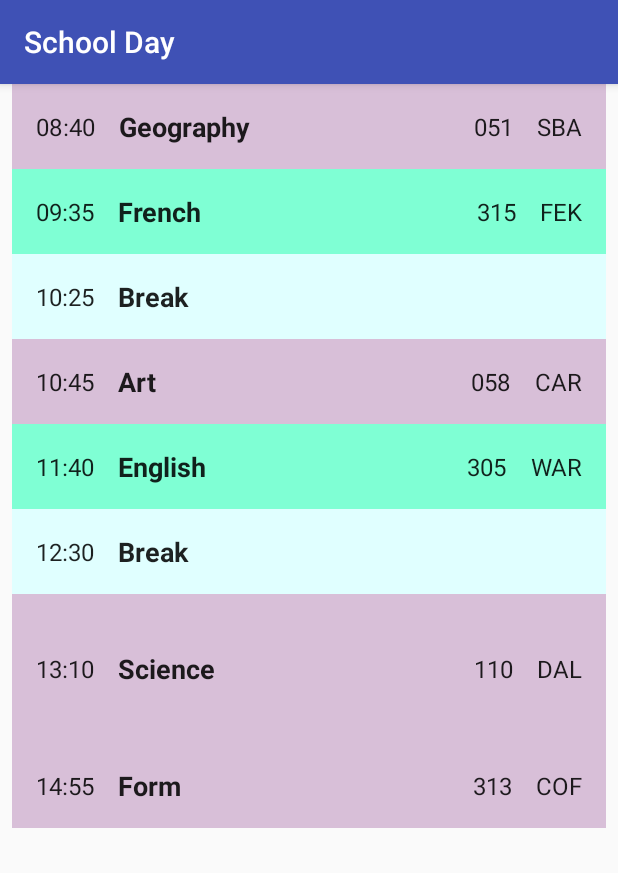
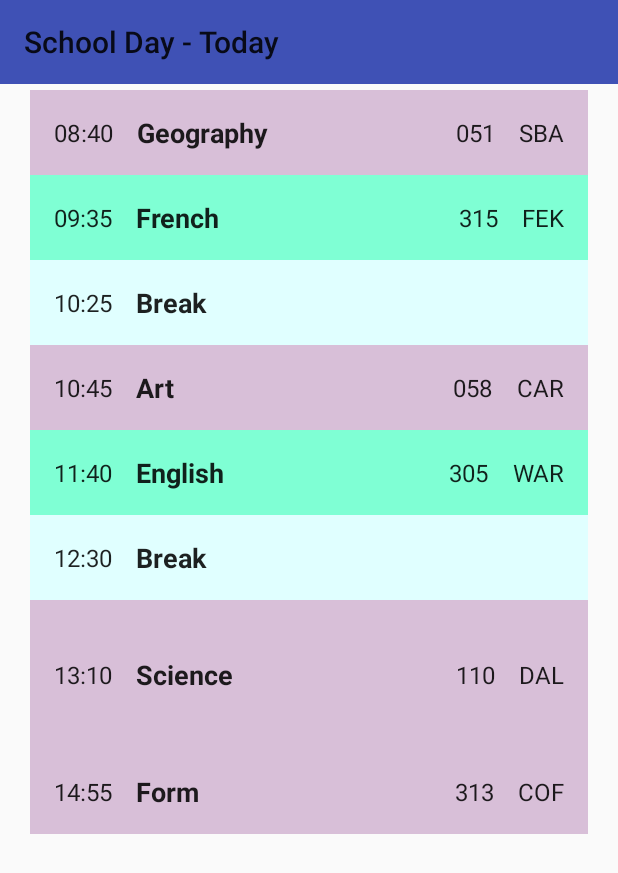
Before and after one commit to iglennrogers/SchoolDay, an Android app: the screen it shows after launch (MainActivity), on a phone screen of 412 x 824 dp. Shown: the top 873 px of the screen. Run offline under Robolectric (Android 15) with nearby library versions, the phone set to English and light mode, and no system bars; 1 statement that could not run was skipped.

```diff
--- a/app/src/main/java/uk/org/chinkara/schoolday/LessonFragment.java
+++ b/app/src/main/java/uk/org/chinkara/schoolday/LessonFragment.java
@@ -3,7 +3,6 @@ package uk.org.chinkara.schoolday;
 import android.content.Context;
 import android.os.Bundle;
 import android.support.v4.app.Fragment;
-import android.support.v7.widget.GridLayoutManager;
 import android.support.v7.widget.LinearLayoutManager;
 import android.support.v7.widget.RecyclerView;
 import android.util.Log;
@@ -12,7 +11,8 @@ import android.view.View;
 import android.view.ViewGroup;
 
 import java.util.Calendar;
-import java.util.TimeZone;
+import java.util.Timer;
+import java.util.TimerTask;
 
 import uk.org.chinkara.schoolday.model.SchoolCalendar;
 import uk.org.chinkara.schoolday.model.TimetableItem;
@@ -26,9 +26,7 @@ import uk.org.chinkara.schoolday.model.TimetableItem;
  */
 public class LessonFragment extends Fragment {
 
-    private static final String ARG_COLUMN_COUNT = "column-count";
-    private int mColumnCount = 1;
-    private OnListFragmentInteractionListener mListener;
+    private static final String ARG_DATE_OFFSET = "date-offset";
 
     /**
      * Mandatory empty constructor for the fragment manager to instantiate the
@@ -37,11 +35,11 @@ public class LessonFragment extends Fragment {
     public LessonFragment() {
     }
 
-    @SuppressWarnings("unused")
-    public static LessonFragment newInstance(int columnCount) {
+    public static LessonFragment newInstance(int date_offset) {
+
         LessonFragment fragment = new LessonFragment();
         Bundle args = new Bundle();
-        args.putInt(ARG_COLUMN_COUNT, columnCount);
+        args.putInt(ARG_DATE_OFFSET, date_offset);
         fragment.setArguments(args);
         return fragment;
     }
@@ -52,7 +50,8 @@ public class LessonFragment extends Fragment {
 
         Log.d("Frag", "Enter onCreate");
         if (getArguments() != null) {
-            mColumnCount = getArguments().getInt(ARG_COLUMN_COUNT);
+
+            _dateOffset = getArguments().getInt(ARG_DATE_OFFSET);
         }
         Log.d("Frag", "Exit onCreate");
     }
@@ -64,19 +63,16 @@ public class LessonFragment extends Fragment {
         View view = inflater.inflate(R.layout.fragment_lesson_list, container, false);
 
         // Set the adapter
-        if (view instanceof RecyclerView) {
-            Context context = view.getContext();
-            _recyclerView = (RecyclerView) view;
-            if (mColumnCount <= 1) {
-                _recyclerView.setLayoutManager(new LinearLayoutManager(context));
-            } else {
-                _recyclerView.setLayoutManager(new GridLayoutManager(context, mColumnCount));
-            }
+        _recyclerView = view.findViewById(R.id.list);
+        Context context = view.getContext();
+        _recyclerView.setLayoutManager(new LinearLayoutManager(context));
 
-            _displayed_date = Calendar.getInstance(_calendar.timezone());
-            _recyclerView.setAdapter(new MyLessonRecyclerViewAdapter(_calendar.createTimetable(_displayed_date), mListener));
-            refreshDisplay();
-        }
+        Calendar displayedDate = Calendar.getInstance(_calendar.timezone());
+        displayedDate.add(Calendar.DAY_OF_YEAR, _dateOffset);
+
+        _recyclerView.setAdapter(new MyLessonRecyclerViewAdapter(_calendar.createTimetable(displayedDate), mListener));
+        refreshDisplay();
+
         Log.d("Frag", "Exit onCreateView");
         return view;
     }
@@ -105,14 +101,60 @@ public class LessonFragment extends Fragment {
         Log.d("Frag", "Exit onDetach");
     }
 
-    public void refreshDisplay() {
+    @Override
+    public void onStart() {
+
+        super.onStart();
+        Log.d("Frag", "Enter onStart");
+        Calendar cal = Calendar.getInstance();
+        _timer = new Timer();
+        _timer.schedule(new RefreshLessonTask(), (60 - cal.get(Calendar.SECOND))*1000, 60*1000);
+        Log.d("Frag", "Exit onStart");
+    }
+
+    @Override
+    public void onStop() {
+
+        super.onStop();
+        Log.d("Frag", "Enter onStop");
+        if (_timer != null) {
+
+            _timer.cancel();
+            _timer = null;
+        }
+        Log.d("Frag", "Exit onStop");
+    }
+
+    private class RefreshLessonTask extends TimerTask {
+
+        RefreshLessonTask() {
+
+        }
+
+        @Override
+        public void run() {
+
+            getActivity().runOnUiThread(new Runnable() {
+
+                @Override
+                public void run() {
+
+                    refreshDisplay();
+                }
+            });
+        }
+    }
+
+    private void refreshDisplay() {
 
         _recyclerView.getAdapter().notifyDataSetChanged();
     }
 
-    Calendar _displayed_date;
-    SchoolCalendar _calendar;
-    RecyclerView _recyclerView;
+    private int _dateOffset;
+    private SchoolCalendar _calendar;
+    private RecyclerView _recyclerView;
+    private Timer _timer;
+    private OnListFragmentInteractionListener mListener;
 
     /**
      * This interface must be implemented by activities that contain this
--- a/app/src/main/java/uk/org/chinkara/schoolday/MainActivity.java
+++ b/app/src/main/java/uk/org/chinkara/schoolday/MainActivity.java
@@ -1,14 +1,20 @@
 package uk.org.chinkara.schoolday;
 
-import android.content.Context;
 import android.os.Bundle;
+import android.support.v4.app.Fragment;
+import android.support.v4.app.FragmentManager;
+import android.support.v4.app.FragmentPagerAdapter;
+import android.support.v4.view.ViewPager;
+import android.support.v7.app.ActionBar;
 import android.support.v7.app.AppCompatActivity;
+import android.support.v7.widget.Toolbar;
 import android.util.Log;
+import android.view.MenuItem;
 
 import java.util.Calendar;
-import java.util.Timer;
-import java.util.TimerTask;
+import java.util.TimeZone;
 
+import uk.org.chinkara.schoolday.model.SchoolCalendar;
 import uk.org.chinkara.schoolday.model.TimetableItem;
 
 
@@ -21,62 +27,106 @@ public class MainActivity extends AppCompatActivity implements LessonFragment.On
         setContentView(R.layout.activity_main);
 
         Log.d("Act", "Enter onCreate");
-        _context = this;
 
+        Toolbar myToolbar = (Toolbar) findViewById(R.id.my_toolbar);
+        setSupportActionBar(myToolbar);
+
+        DayListAdapter dayAdapter = new DayListAdapter(getSupportFragmentManager());
+        _pager = (ViewPager)findViewById(R.id.pager);
+        _pager.setAdapter(dayAdapter);
+        _pager.setOffscreenPageLimit(NUM_DAYS);
+        _pager.addOnPageChangeListener(new ViewPager.OnPageChangeListener() {
+
+            @Override
+            public void onPageSelected(int position) {
+
+                changePage(position);
+            }
+
+            @Override
+            public void onPageScrolled(int position, float positionOffset, int positionOffsetPixels) {
+            }
+
+            @Override
+            public void onPageScrollStateChanged(int state) {
+            }
+        });
+
+        changePage(0);
         Log.d("Act", "Exit onCreate");
     }
 
     @Override
-    public void onListFragmentInteraction(TimetableItem item) {
+    public void onBackPressed() {
 
+        Log.d("Act", "onBackPressed");
+        if (_pager.getCurrentItem() > 0) {
+
+            _pager.setCurrentItem(0);
+        }
+        else {
+
+            super.onBackPressed();
+        }
     }
 
     @Override
-    public void onStart() {
+    public boolean onOptionsItemSelected(MenuItem item) {
 
-        super.onStart();
-        Log.d("Act", "Enter onStart");
-        _lesson_frag = (LessonFragment)getSupportFragmentManager().findFragmentById(R.id.fragLesson);
-        Calendar cal = Calendar.getInstance();
-        _timer = new Timer();
-        _timer.schedule(new RefreshLessonTask(), (60 - cal.get(Calendar.SECOND))*1000, 60*1000);
-        Log.d("Act", "Exit onStart");
+        if (item.getItemId() == android.R.id.home) {
+
+            _pager.setCurrentItem(0);
+            return true;
+        }
+        return super.onOptionsItemSelected(item);
     }
 
     @Override
-    public void onStop() {
-
-        super.onStop();
-        Log.d("Act", "Enter onStop");
-        if (_timer != null) {
-
-            _timer.cancel();
-            _timer = null;
-        }
-        Log.d("Act", "Exit onStop");
+    public void onListFragmentInteraction(TimetableItem item) {
     }
 
-    private class RefreshLessonTask extends TimerTask {
+    private void changePage(int position) {
 
-        RefreshLessonTask() {
+        ActionBar actionBar = getSupportActionBar();
+        if (actionBar != null) {
 
+            if (position == 0) {
+
+                String title = String.format("%s - %s", getString(R.string.app_name),
+                        getString(R.string.today));
+                actionBar.setTitle(title);
+            }
+            else {
+
+                Calendar displayedDate = Calendar.getInstance(TimeZone.getDefault());
+                displayedDate.add(Calendar.DAY_OF_YEAR, position);
+                actionBar.setTitle(SchoolCalendar.day_format.format(displayedDate.getTime()));
+            }
+            actionBar.setHomeButtonEnabled(position != 0);
+            actionBar.setDisplayHomeAsUpEnabled(position != 0);
+        }
+    }
+
+    private static class DayListAdapter extends FragmentPagerAdapter {
+
+        DayListAdapter(FragmentManager fm) {
+            super(fm);
         }
 
         @Override
-        public void run() {
+        public int getCount() {
 
-            runOnUiThread(new Runnable() {
+            return NUM_DAYS;
+        }
 
-                @Override
-                public void run() {
+        @Override
+        public Fragment getItem(int position) {
 
-                    _lesson_frag.refreshDisplay();
-                }
-            });
+            return LessonFragment.newInstance(position);
         }
     }
 
-    private Context _context;
-    private LessonFragment _lesson_frag;
-    private Timer _timer;
+    static final int NUM_DAYS = 7;
+
+    private ViewPager _pager;
 }
--- a/app/src/main/java/uk/org/chinkara/schoolday/MyLessonRecyclerViewAdapter.java
+++ b/app/src/main/java/uk/org/chinkara/schoolday/MyLessonRecyclerViewAdapter.java
@@ -73,11 +73,9 @@ class MyLessonRecyclerViewAdapter extends RecyclerView.Adapter<MyLessonRecyclerV
         holder.mView.setOnClickListener(new View.OnClickListener() {
             @Override
             public void onClick(View v) {
-                if (null != mListener) {
-                    // Notify the active callbacks interface (the activity, if the
-                    // fragment is attached to one) that an item has been selected.
-                    mListener.onListFragmentInteraction(holder.mItem);
-                }
+                // Notify the active callbacks interface (the activity, if the
+                // fragment is attached to one) that an item has been selected.
+                mListener.onListFragmentInteraction(holder.mItem);
             }
         });
     }
--- a/app/src/main/java/uk/org/chinkara/schoolday/model/SchoolCalendar.java
+++ b/app/src/main/java/uk/org/chinkara/schoolday/model/SchoolCalendar.java
@@ -29,6 +29,7 @@ import uk.org.chinkara.schoolday.model.structure.TermStructure;
 public class SchoolCalendar {
 
     public static final SimpleDateFormat date_format = new SimpleDateFormat("dd/MM/yyyy", Locale.UK);
+    public static final SimpleDateFormat day_format = new SimpleDateFormat("EEEE", Locale.UK);
     public static final SimpleDateFormat time_format = new SimpleDateFormat("HH:mm", Locale.UK);
 
     public SchoolCalendar(Context context)
--- a/app/src/main/res/layout/activity_main.xml
+++ b/app/src/main/res/layout/activity_main.xml
@@ -1,25 +1,22 @@
-<?xml version="1.0" encoding="utf-8"?>
-<android.support.constraint.ConstraintLayout xmlns:android="http://schemas.android.com/apk/res/android"
-    xmlns:app="http://schemas.android.com/apk/res-auto"
+<LinearLayout xmlns:android="http://schemas.android.com/apk/res/android"
     xmlns:tools="http://schemas.android.com/tools"
     android:layout_width="match_parent"
     android:layout_height="match_parent"
-    tools:context="uk.org.chinkara.schoolday.MainActivity">
+    android:gravity="center_horizontal"
+    android:orientation="vertical">
 
-    <fragment
-        android:id="@+id/fragLesson"
-        android:name="uk.org.chinkara.schoolday.LessonFragment"
-        android:layout_width="0dp"
-        android:layout_height="wrap_content"
-        android:layout_marginEnd="8dp"
-        android:layout_marginLeft="8dp"
-        android:layout_marginRight="8dp"
-        android:layout_marginStart="8dp"
-        app:layout_constraintHorizontal_bias="0.0"
-        app:layout_constraintLeft_toLeftOf="parent"
-        app:layout_constraintRight_toRightOf="parent"
-        tools:layout="@layout/fragment_lesson_list"
-        tools:layout_editor_absoluteY="8dp"
-        tools:layout_height="match_parent"
-        tools:layout_width="match_parent" />
-</android.support.constraint.ConstraintLayout>
+    <android.support.v7.widget.Toolbar
+        android:id="@+id/my_toolbar"
+        android:layout_width="match_parent"
+        android:layout_height="?attr/actionBarSize"
+        android:background="?attr/colorPrimary"
+        android:theme="@style/ThemeOverlay.AppCompat.ActionBar" />
+
+    <android.support.v4.view.ViewPager
+        android:id="@+id/pager"
+        android:layout_width="match_parent"
+        android:layout_height="0px"
+        android:layout_weight="1"
+        android:padding="4dip"></android.support.v4.view.ViewPager>
+
+</LinearLayout>
--- a/app/src/main/res/layout/fragment_lesson_list.xml
+++ b/app/src/main/res/layout/fragment_lesson_list.xml
@@ -1,7 +1,13 @@
 <?xml version="1.0" encoding="utf-8"?>
-<android.support.v7.widget.RecyclerView xmlns:android="http://schemas.android.com/apk/res/android"
+<LinearLayout
+    xmlns:android="http://schemas.android.com/apk/res/android"
     xmlns:app="http://schemas.android.com/apk/res-auto"
     xmlns:tools="http://schemas.android.com/tools"
+    android:layout_width="match_parent"
+    android:layout_height="match_parent"
+    android:orientation="vertical">
+
+    <android.support.v7.widget.RecyclerView
         android:id="@+id/list"
         android:name="uk.org.chinkara.schoolday.LessonFragment"
         android:layout_width="match_parent"
@@ -11,4 +17,8 @@
         android:scrollbars="vertical"
         app:layoutManager="LinearLayoutManager"
         tools:context="uk.org.chinkara.schoolday.LessonFragment"
-    tools:listitem="@layout/fragment_lesson" />
+        tools:listitem="@layout/fragment_lesson">
+
+    </android.support.v7.widget.RecyclerView>
+
+</LinearLayout>
--- a/app/src/main/res/values/colors.xml
+++ b/app/src/main/res/values/colors.xml
@@ -2,7 +2,7 @@
 <resources>
     <color name="colorPrimary">#3F51B5</color>
     <color name="colorPrimaryDark">#303F9F</color>
-    <color name="colorAccent">#FF4081</color>
+    <color name="colorAccent">#ff4081</color>
     <color name="current">#FFDC143C</color>
     <color name="break_time">#FFE0FFFF</color>
     <color name="even">#FF7FFFD4</color>
--- a/app/src/main/res/values/strings.xml
+++ b/app/src/main/res/values/strings.xml
@@ -4,4 +4,5 @@
     <string name="room">room</string>
     <string name="start">start</string>
     <string name="subject">subject</string>
+    <string name="today">Today</string>
 </resources>
--- a/app/src/main/res/values/styles.xml
+++ b/app/src/main/res/values/styles.xml
@@ -1,7 +1,7 @@
 <resources>
 
     <!-- Base application theme. -->
-    <style name="AppTheme" parent="Theme.AppCompat.Light.DarkActionBar">
+    <style name="AppTheme" parent="Theme.AppCompat.Light.NoActionBar">
         <!-- Customize your theme here. -->
         <item name="colorPrimary">@color/colorPrimary</item>
         <item name="colorPrimaryDark">@color/colorPrimaryDark</item>
```
Lines whose indentation alone changed are shown as unchanged.
